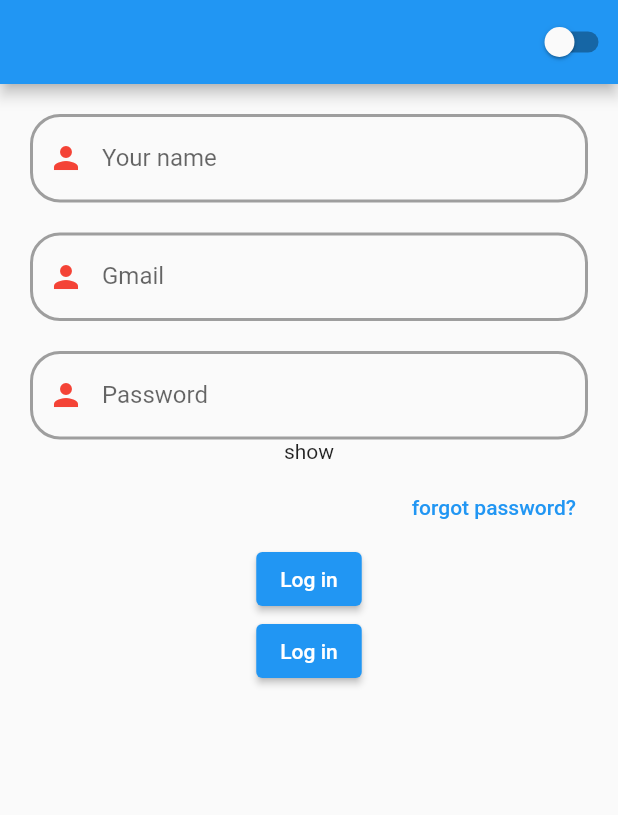
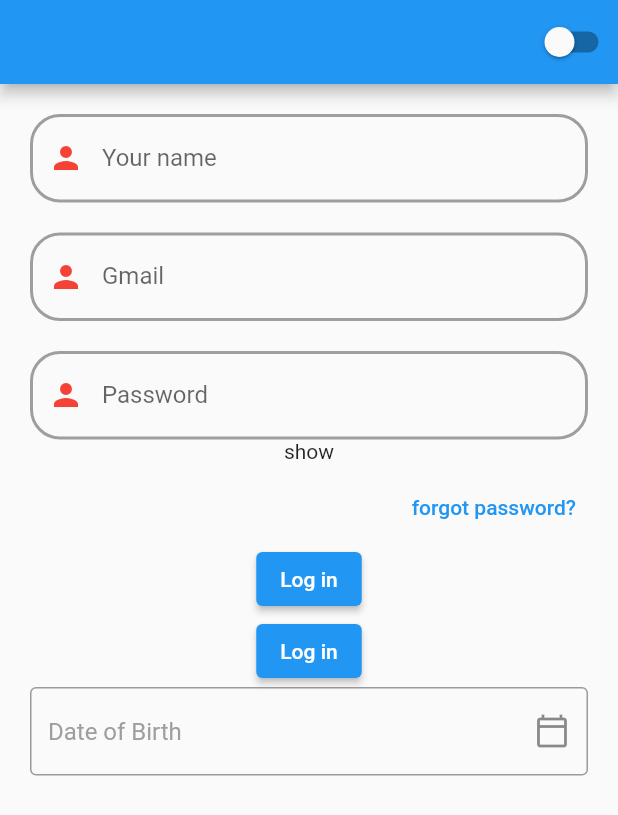
Before and after one commit to alphazen01/overviw, a Flutter app: the screen it shows after launch, on a phone screen of 412 x 824 dp. Shown: the top 815 px of the screen. Run offline on Flutter 3.47's test engine with Material 2 defaults, Android fonts, the phone set to English and light mode, and no system bars; our stand-ins replace get; missing offline and left inert: dart:ffi.

Commit message:
DateTime

```diff
--- a/lib/textfield_screen.dart
+++ b/lib/textfield_screen.dart
@@ -1,3 +1,5 @@
+import 'dart:ffi';
+
 import 'package:flutter/material.dart';
 import 'package:get/get.dart';
 import 'package:project/contact_list.dart';
@@ -18,6 +20,25 @@ class _TextfieldScreenState extends State<TextfieldScreen> {
   final ThemeController themeController=Get.put(ThemeController());
   TextEditingController textEditingController=TextEditingController();
 
+
+
+TextEditingController _dobController = TextEditingController();
+  Future<void> _selectDateFromPicker(BuildContext context) async {
+    final DateTime? picked = await showDatePicker(
+        context: context,
+        initialDate: DateTime(DateTime.now().year - 20),
+        firstDate: DateTime(DateTime.now().year - 30),
+        lastDate: DateTime(DateTime.now().year));
+    if (picked != null)
+      setState(() {
+        _dobController.text = "${picked.day}/ ${picked.month}/ ${picked.year}";
+      });
+  }
+
+
+
+
+
   @override
   Widget build(BuildContext context) {
     return Scaffold(
@@ -35,7 +56,8 @@ class _TextfieldScreenState extends State<TextfieldScreen> {
          )
        ],
       ),
-      body: Padding(
+      body: SingleChildScrollView(
+        child: Padding(
           padding: const EdgeInsets.fromLTRB(20, 20, 20, 20),
           child: Column(
             children: [
@@ -191,7 +213,32 @@ class _TextfieldScreenState extends State<TextfieldScreen> {
                 },
                 child: Text("Log in")
                 ),
+                TextFormField(
+                  controller: _dobController,
+                decoration: InputDecoration(
+                  hintText: "Date of Birth",
+                  hintStyle: TextStyle(
+                    color: Colors.grey,
+                  ),
+                    suffixIcon: IconButton(
+                      onPressed: () => _selectDateFromPicker(context),
+                      icon: Icon(Icons.calendar_today_outlined),
+                    ),
+                  border: OutlineInputBorder(
+                    borderSide: BorderSide(
+                    color: Colors.red
+                    )
+                  ),
+                  // disabledBorder: InputBorder.none,
+                  focusedBorder: UnderlineInputBorder(
+                    borderSide: BorderSide(
+                      color: Colors.red,
+                    ),
+                  ),
+                ),
+              ),
             ],
+          ),
         ),
       ),
     );
```
Lines whose indentation alone changed are shown as unchanged.
